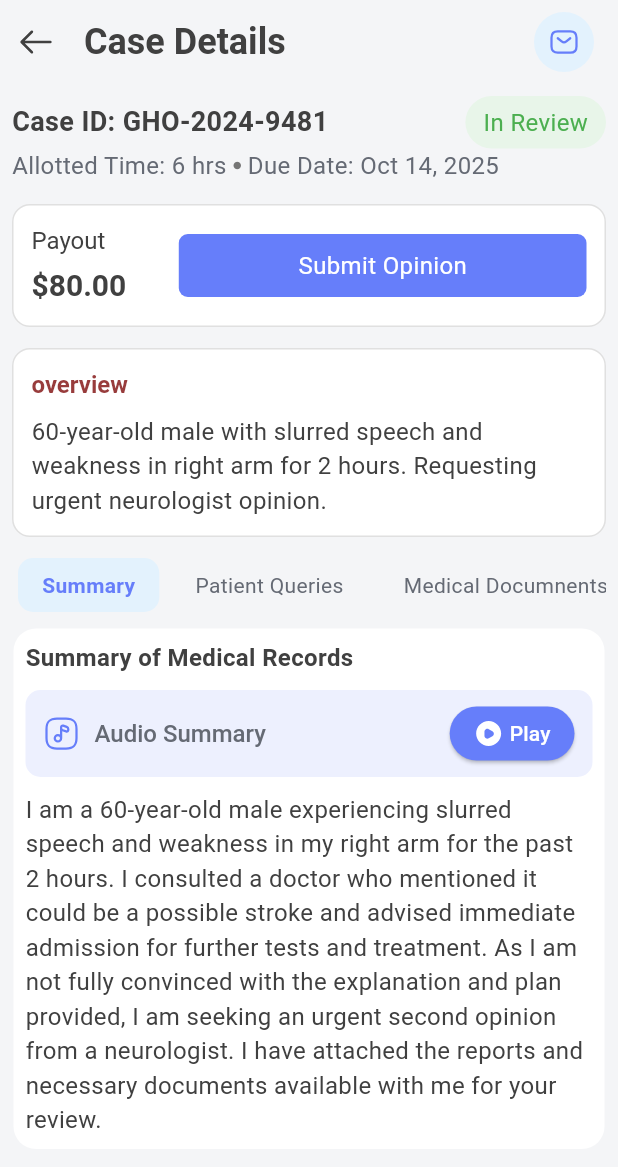
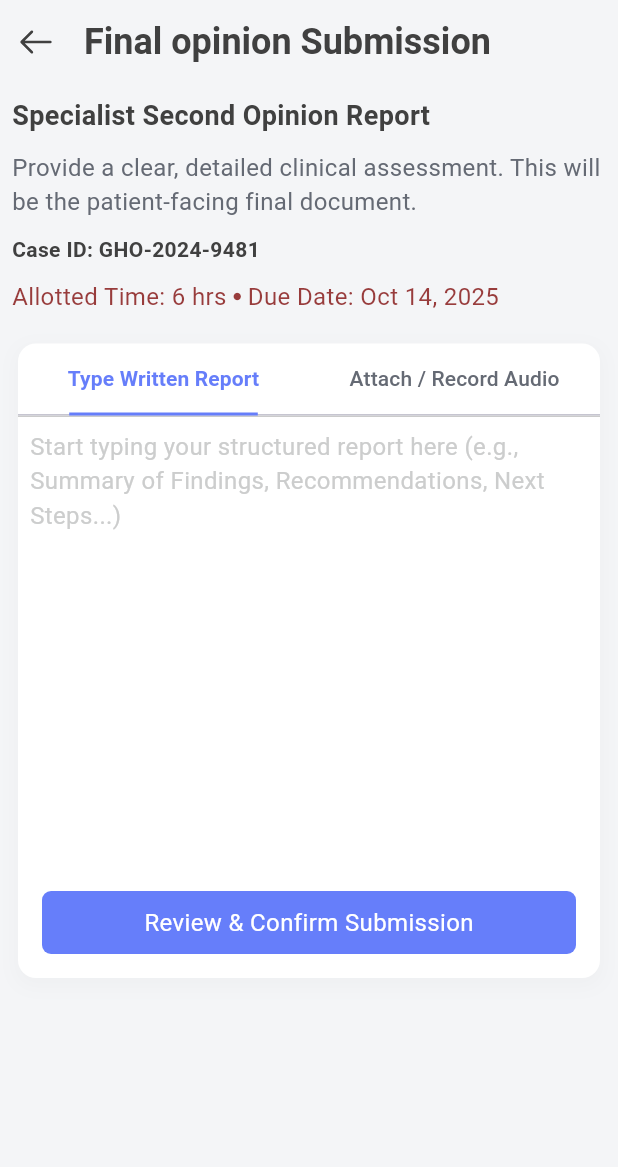
Before and after one commit to 2000swathi/GHO-RX-Mobile-APP--New, a Flutter app: the CaseDetailsPage screen opened by its route, after a tap on "Submit Opinion", on a phone screen of 412 x 824 dp. Shown: the top 1167 px of the screen. Run offline on Flutter 3.47's test engine with Material 3 defaults, Android fonts, the phone set to English and light mode, and no system bars; our stand-ins replace dio, equatable, flutter_bloc, flutter_svg, google_fonts, pinput and 1 more; accounts and stored records are empty; Roboto replaces fonts that are missing (Roboto Flex).

Commit message:
gho rx final opinion submission page ui

```diff
--- a/lib/features/cases/casedetails/casedetails.dart
+++ b/lib/features/cases/casedetails/casedetails.dart
@@ -1,7 +1,9 @@
 import 'package:flutter/material.dart';
 import 'package:flutter_svg/flutter_svg.dart';
 import 'package:ghorx_mobile_app_new/core/common_widgets/custom_button.dart';
+import 'package:ghorx_mobile_app_new/core/constants/app_colors.dart';
 import 'package:ghorx_mobile_app_new/core/constants/app_fonts.dart';
+import 'package:ghorx_mobile_app_new/features/cases/casedetails/finalopinionsubmission/finalsubmission.dart';
 import 'package:ghorx_mobile_app_new/features/cases/casedetails/widgets/cases_tab_view.dart';
 
 class CaseDetailsPage extends StatelessWidget {
@@ -55,7 +57,7 @@ class CaseDetailsPage extends StatelessWidget {
                       vertical: 6,
                     ),
                     decoration: BoxDecoration(
-                      color: const Color(0xffE8F5E9),
+                      color: AppColors.lightgreen,
                       borderRadius: BorderRadius.circular(20),
                     ),
                     child: Text('In Review', style: AppFonts.textprimarygreen),
@@ -92,7 +94,9 @@ class CaseDetailsPage extends StatelessWidget {
                       ],
                     ),
                     SizedBox(width: 35),
-                    Flexible(child: CustomButton(text: "Submit Opinion", onPressed: () {})),
+                    Flexible(child: CustomButton(text: "Submit Opinion", onPressed: () {
+                      Navigator.push(context, MaterialPageRoute(builder: (context) => const Finalsubmission()));
+                    })),
                   ],
                 ),
               ),
--- /dev/null
+++ b/lib/features/cases/casedetails/finalopinionsubmission/finalsubmission.dart
@@ -0,0 +1,125 @@
+import 'package:flutter/material.dart';
+import 'package:flutter_svg/flutter_svg.dart';
+import 'package:ghorx_mobile_app_new/core/common_widgets/custom_button.dart';
+import 'package:ghorx_mobile_app_new/core/constants/app_colors.dart';
+import 'package:ghorx_mobile_app_new/core/constants/app_fonts.dart';
+
+class Finalsubmission extends StatelessWidget {
+  const Finalsubmission({super.key});
+
+  @override
+  Widget build(BuildContext context) {
+    return Scaffold(
+      appBar: AppBar(
+        elevation: 0,
+        leadingWidth: 40,
+        leading: Padding(
+          padding:  EdgeInsets.only(left: 8),
+          child: GestureDetector(
+            onTap: () => Navigator.of(context).pop(),
+            child: Padding(
+              padding:EdgeInsets.all(5.0),
+              child: SvgPicture.asset("assets/svg/Vector.svg"),
+            ),
+          ),
+        ),
+        title: Text("Final opinion Submission", style: AppFonts.heading),
+      ),
+      body: SingleChildScrollView(
+        child: Padding(
+          padding:  EdgeInsets.all(8.0),
+          child: Column(
+            crossAxisAlignment: CrossAxisAlignment.stretch,
+            children: [
+              Text("Specialist Second Opinion Report", style: AppFonts.subheading),
+               SizedBox(height: 10),
+              Text('Provide a clear, detailed clinical assessment. This will be the patient-facing final document.', style: AppFonts.textSecondary),
+               SizedBox(height: 10),
+              Text("Case ID: GHO-2024-9481", style: AppFonts.subheading16.copyWith(fontSize: 14,)),
+               SizedBox(height: 10),
+               Row(
+                mainAxisAlignment: MainAxisAlignment.start,
+                children: [
+                  Text("Allotted Time: 6 hrs", style: AppFonts.textSecondary.copyWith(fontSize: 16, color: AppColors.red),),
+                   SizedBox(width: 4),
+                  Icon(Icons.circle, size: 6, color: AppColors.red),
+                   SizedBox(width: 4),
+                  Text("Due Date: Oct 14, 2025", style: AppFonts.textSecondary.copyWith(fontSize: 16, color: AppColors.red),),
+                ],
+              ),
+              SizedBox(height: 20),
+              DefaultTabController(
+                length: 2,
+                child: Container(
+                  constraints:  BoxConstraints(maxWidth: 600),
+                  margin:  EdgeInsets.symmetric(horizontal: 4.0),
+                  decoration: BoxDecoration(
+                    color: AppColors.white,
+                    borderRadius: BorderRadius.circular(12.0),
+                    boxShadow: [
+                      BoxShadow(
+                        color:AppColors.hint1color.withAlpha(15),
+                        spreadRadius: 2,
+                        blurRadius: 10,
+                        offset: Offset(0, 4),
+                      ),
+                    ],
+                  ),
+                  child: Column(
+                    mainAxisSize: MainAxisSize.min,
+                    children: [
+                      Container(
+                        decoration:  BoxDecoration(
+                          border: Border(
+                            bottom: BorderSide(color:AppColors.hint2color, width: 1.0),
+                          ),
+                        ),
+                        child: TabBar(
+                          indicator:  UnderlineTabIndicator(
+                            borderSide: BorderSide(color:AppColors.primarycolor, width: 2.0),
+                            insets: EdgeInsets.symmetric(horizontal: 1.0),
+
+                          ),
+
+                          labelColor:AppColors.primarycolor ,
+                          unselectedLabelColor: AppColors. textSecondary,
+                          labelStyle: TextStyle(fontWeight: FontWeight.w600),
+                          unselectedLabelStyle: TextStyle(fontWeight: FontWeight.w500),
+                          tabs:  [
+                            Tab(text: 'Type Written Report'),
+                            Tab(text: 'Attach / Record Audio'),
+                          ],
+                        ),
+                      ),
+                      SizedBox(
+                        height: 300,
+                        child: TabBarView(
+                          children: [
+
+                            Padding(
+                              padding: EdgeInsets.all(8.0),
+                              child: Text('Start typing your structured report here (e.g., Summary of Findings, Recommendations, Next Steps...)',style: AppFonts.hinttext,),
+                            ),
+
+                           Center(
+                              child: Text('Attach / Record Audio View'),
+                            ),
+                          ],
+                        ),
+                      ),
+                      Padding(
+                        padding:  EdgeInsets.all(16.0),
+                        child: CustomButton(
+                            text: "Review & Confirm Submission", onPressed: () {}),
+                      ),
+                    ],
+                  ),
+                ),
+              ),
+            ],
+          ),
+        ),
+      ),
+    );
+  }
+}
--- a/lib/features/cases/casedetails/widgets/cases_tab_view.dart
+++ b/lib/features/cases/casedetails/widgets/cases_tab_view.dart
@@ -17,8 +17,8 @@ class _CasesTabViewState extends State<CasesTabView> {
 
   final List<String> tabNames = [
     "Summary",
-    "Patient Queries",
-    "Medical Documnents",
+    "Questions",
+    "Medical Documents",
     "Medications",
   ];
 
@@ -33,7 +33,7 @@ class _CasesTabViewState extends State<CasesTabView> {
           },
         ),
 
-        const SizedBox(height: 10),
+        const SizedBox(height: 8),
         _buildTabContent(selectedIndex),
       ],
     );
--- a/lib/features/cases/casedetails/widgets/custom_scrollable_tabs.dart
+++ b/lib/features/cases/casedetails/widgets/custom_scrollable_tabs.dart
@@ -46,7 +46,7 @@ class _CustomScrollableTabsState extends State<CustomScrollableTabs> {
             },
             child: Container(
               margin: const EdgeInsets.symmetric(horizontal: 4.0),
-              padding: const EdgeInsets.symmetric(horizontal: 16, vertical: 8),
+              padding: const EdgeInsets.symmetric( vertical: 10,horizontal: 3),
               decoration: BoxDecoration(
                 color: isSelected ? AppColors.lightBlueColor : Colors.transparent,
                 borderRadius: BorderRadius.circular(10),
--- a/lib/features/home/home_page.dart
+++ b/lib/features/home/home_page.dart
@@ -3,7 +3,6 @@ import 'package:flutter_bloc/flutter_bloc.dart';
 import 'package:flutter_svg/flutter_svg.dart';
 import 'package:ghorx_mobile_app_new/core/common_widgets/common_container.dart';
 import 'package:ghorx_mobile_app_new/core/common_widgets/custom_button.dart';
-import 'package:ghorx_mobile_app_new/core/common_widgets/loading_animation.dart';
 import 'package:ghorx_mobile_app_new/core/constants/app_colors.dart';
 import 'package:ghorx_mobile_app_new/core/constants/app_fonts.dart';
 import 'package:ghorx_mobile_app_new/features/cases/widgets/case_appbar.dart';
```
